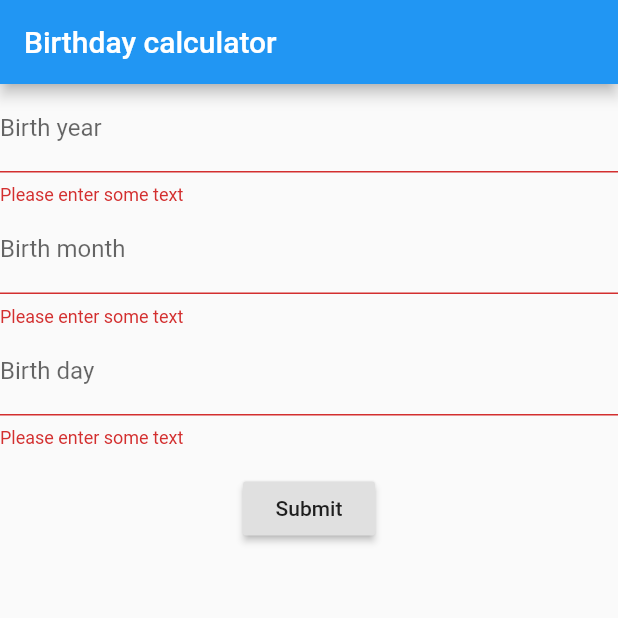
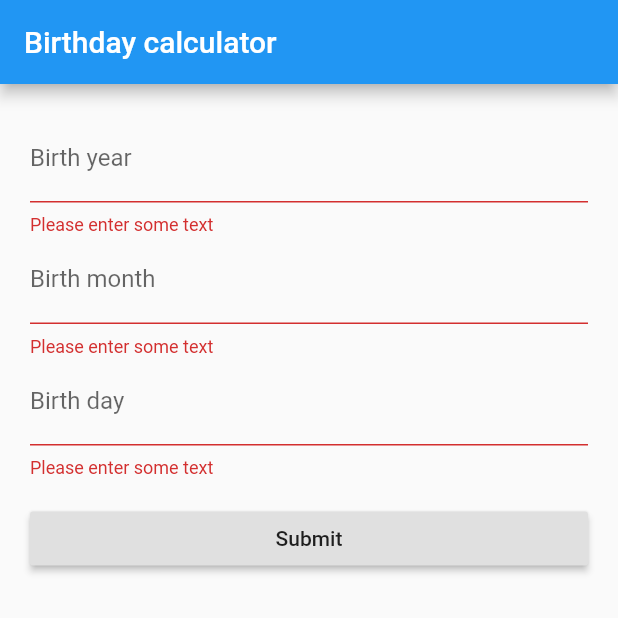
Before and after one commit to daniel-vera-g/flutter-grpc-example, a Flutter app: the screen it shows after launch, after a tap on "Submit", on a phone screen of 412 x 824 dp, the top half of it. Run offline on Flutter 3.47's test engine with Material 2 defaults, Android fonts, the phone set to English and light mode, and no system bars; our stand-ins replace fixnum; missing offline and left inert: grpc, protobuf.

Commit message:
Basic code to run the UI

```diff
--- a/lib/routes.dart
+++ b/lib/routes.dart
@@ -3,6 +3,7 @@ import 'screens/birthday_form/send_birthday.dart';
 
 // TODO
 class Routes {
+
   final routes = <String, WidgetBuilder>{
     '/SendBirthday': (BuildContext context) => SendBirthday()
   };
--- a/lib/screens/birthday_form/send_birthday.dart
+++ b/lib/screens/birthday_form/send_birthday.dart
@@ -9,7 +9,10 @@ class SendBirthday extends StatelessWidget {
       appBar: AppBar(
         title: Text("Birthday calculator"),
       ),
-      body: BirthdayForm(),
+      body: new Container(
+        padding: EdgeInsets.all(20.0),
+        child: BirthdayForm(),
+      )
     );
   }
 }
--- a/lib/screens/birthday_form/widgets/birthday_form/birthday_form.dart
+++ b/lib/screens/birthday_form/widgets/birthday_form/birthday_form.dart
@@ -1,4 +1,5 @@
 import 'package:flutter/material.dart';
+import 'package:flutter_grpc/services/birthday_service.dart';
 
 class BirthdayForm extends StatefulWidget {
   BirthdayForm({Key key}) : super(key: key);
@@ -7,24 +8,25 @@ class BirthdayForm extends StatefulWidget {
 }
 
 class _BirthdayFormState extends State<BirthdayForm> {
-
-  final _formKey  = GlobalKey<FormState>();
+  // Form key to make input validation
+  final _formKey = GlobalKey<FormState>();
 
   @override
   Widget build(BuildContext context) {
     return Form(
+
       key: _formKey,
-     child: Column(
-       crossAxisAlignment: CrossAxisAlignment.center,
+
+      // List of input forms
+      child: ListView(
         children: <Widget>[
           //  TODO export to external widget file
           // TODO add option to select from calendar
           // TODO style forms better with margin, padding, ...
           TextFormField(
+            keyboardType: TextInputType.number,
             decoration: const InputDecoration(
-          hintText: "Enter your birth year",
-          labelText: "Birth year"
-        ),
+                hintText: "Enter your birth year", labelText: "Birth year"),
             validator: (value) {
               if (value.isEmpty) {
                 return "Please enter some text";
@@ -33,10 +35,9 @@ class _BirthdayFormState extends State<BirthdayForm> {
             },
           ),
           TextFormField(
+            keyboardType: TextInputType.number,
             decoration: const InputDecoration(
-          hintText: "Enter your birth month",
-          labelText: "Birth month"
-        ),
+                hintText: "Enter your birth month", labelText: "Birth month"),
             validator: (value) {
               if (value.isEmpty) {
                 return "Please enter some text";
@@ -45,10 +46,9 @@ class _BirthdayFormState extends State<BirthdayForm> {
             },
           ),
           TextFormField(
+            keyboardType: TextInputType.number,
             decoration: const InputDecoration(
-          hintText: "Enter your birth day",
-          labelText: "Birth day"
-        ),
+                hintText: "Enter your birth day", labelText: "Birth day"),
             validator: (value) {
               if (value.isEmpty) {
                 return "Please enter some text";
@@ -62,7 +62,10 @@ class _BirthdayFormState extends State<BirthdayForm> {
             child: RaisedButton(
               onPressed: () {
                 if (_formKey.currentState.validate()) {
-                Scaffold.of(context).showSnackBar(SnackBar(content: Text('Processing Data'),));
+                  Scaffold.of(context).showSnackBar(SnackBar(
+                    content: Text('Processing Data'),
+                  ));
+                  // TODO this ok?
                 }
               },
               child: Text("Submit"),
@@ -73,3 +76,8 @@ class _BirthdayFormState extends State<BirthdayForm> {
     );
   }
 }
+
+// TODO create handler
+//Future<void> _getBirthday() async {
+//  var birthdayInfo = await BirthdayService.checkBirthday();
+//}
```
Lines whose indentation alone changed are shown as unchanged.
